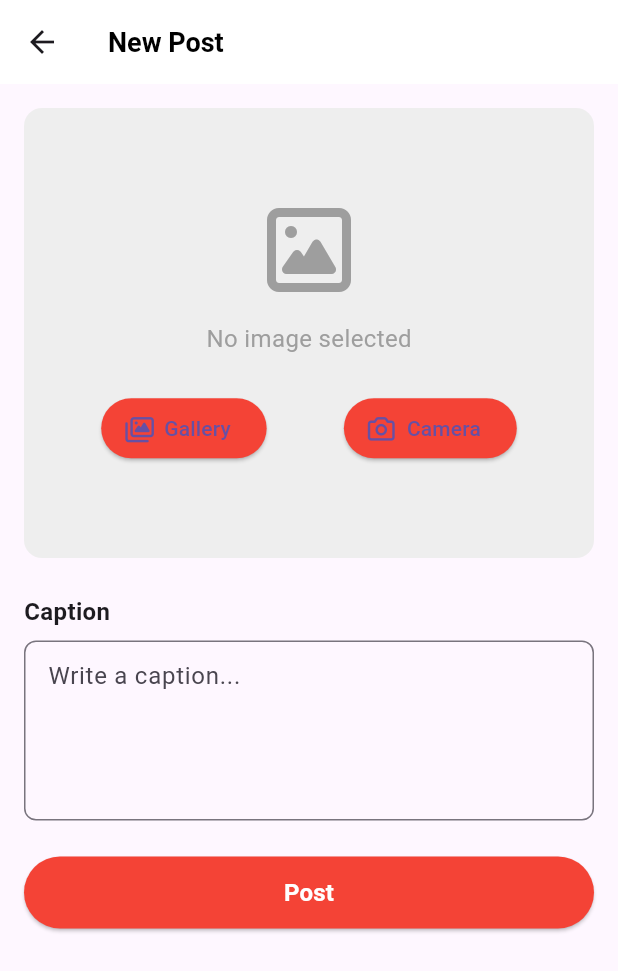
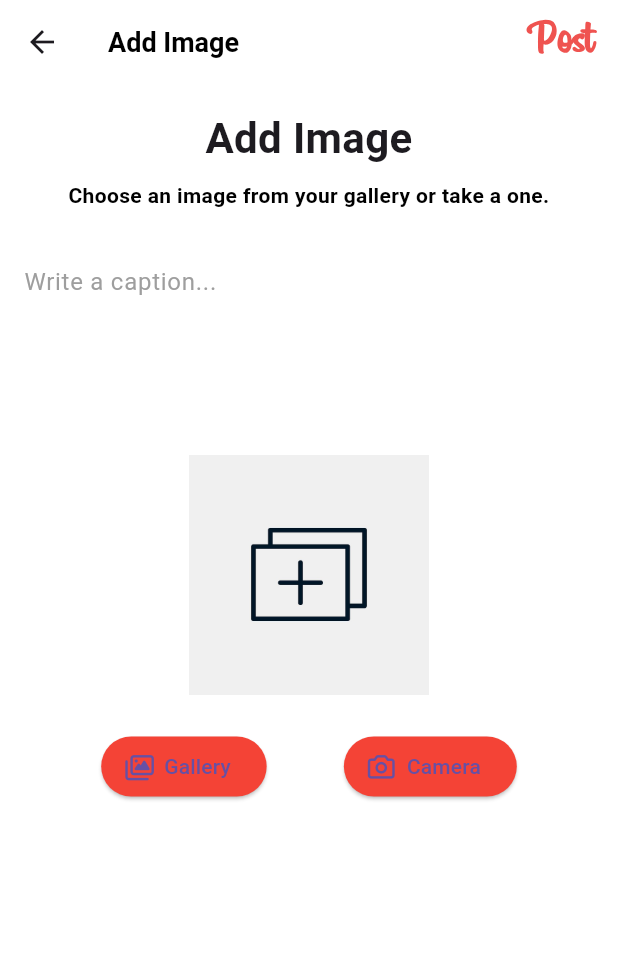
Before and after one commit to vlldnt/holbertonschool-holbegram, a Flutter app: the AddImage screen opened directly, on a phone screen of 412 x 824 dp. Shown: the top 971 px of the screen. Run offline on Flutter 3.47's test engine with Material 3 defaults, Android fonts, the phone set to English and light mode, and no system bars; our stand-ins replace bottom_navy_bar, cloud_firestore, firebase_auth, firebase_core, firebase_database, flutter_svg and 2 more; accounts and stored records are empty.

Commit message:
feat: add add image page

```diff
--- a/holbegram/lib/screens/pages/add_image.dart
+++ b/holbegram/lib/screens/pages/add_image.dart
@@ -106,28 +106,81 @@ class _AddImageState extends State<AddImage> {
   @override
   Widget build(BuildContext context) {
     return Scaffold(
+      backgroundColor: Colors.white,
       appBar: AppBar(
         backgroundColor: Colors.white,
         elevation: 0,
         title: const Text(
-          'New Post',
+          'Add Image',
           style: TextStyle(
             color: Colors.black,
             fontWeight: FontWeight.bold,
             fontSize: 18,
           ),
         ),
+        actions: [
+          Padding(
+            padding: const EdgeInsets.only(right: 16.0),
+            child: GestureDetector(
+              onTap: _isLoading ? null : uploadPost,
+              child: Align(
+                alignment: Alignment.center,
+                child: Text(
+                  'Post',
+                  style: TextStyle(
+                    color: Colors.red[400],
+                    fontWeight: FontWeight.bold,
+                    fontSize: 30,
+                    fontFamily: 'Billabong',
+                    height: 1.0,
+                  ),
+                ),
+              ),
+            ),
+          ),
+        ],
       ),
       body: SingleChildScrollView(
         child: Padding(
           padding: const EdgeInsets.all(16.0),
           child: Column(
-            crossAxisAlignment: CrossAxisAlignment.start,
+            crossAxisAlignment: CrossAxisAlignment.center,
             children: [
+              const Text(
+                'Add Image',
+                style: TextStyle(
+                  fontSize: 28,
+                  fontWeight: FontWeight.bold,
+                ),
+                textAlign: TextAlign.center,
+              ),
+              const SizedBox(height: 8),
+              const Text(
+                'Choose an image from your gallery or take a one.',
+                style: TextStyle(
+                  fontSize: 14,
+                  color: Colors.black,
+                  fontWeight: FontWeight(600),
+                ),
+                textAlign: TextAlign.center,
+              ),
+              const SizedBox(height: 24),
+              TextField(
+                controller: _captionController,
+                maxLines: 1,
+                decoration: InputDecoration(
+                  hintText: 'Write a caption...',
+                  hintStyle: const TextStyle(color: Colors.grey, fontSize: 16),
+                  border: InputBorder.none,
+                  contentPadding: const EdgeInsets.all(0),
+                ),
+                textAlign: TextAlign.start,
+              ),
+              const SizedBox(height: 32),
               if (_image != null) ...[
                 Container(
                   width: double.infinity,
-                  height: 300,
+                  height: 350,
                   decoration: BoxDecoration(
                     borderRadius: BorderRadius.circular(12),
                   ),
@@ -137,7 +190,7 @@ class _AddImageState extends State<AddImage> {
                     fit: BoxFit.cover,
                   ),
                 ),
-                const SizedBox(height: 16),
+                const SizedBox(height: 20),
                 Row(
                   mainAxisAlignment: MainAxisAlignment.spaceEvenly,
                   children: [
@@ -162,25 +215,20 @@ class _AddImageState extends State<AddImage> {
               ] else ...[
                 Container(
                   width: double.infinity,
-                  height: 300,
+                  height: 350,
                   decoration: BoxDecoration(
                     borderRadius: BorderRadius.circular(12),
-                    color: Colors.grey[200],
+                    color: Colors.white,
                   ),
                   child: Column(
                     mainAxisAlignment: MainAxisAlignment.center,
                     children: [
-                      const Icon(
-                        FontAwesomeIcons.image,
-                        size: 64,
-                        color: Colors.grey,
-                      ),
-                      const SizedBox(height: 16),
-                      const Text(
-                        'No image selected',
-                        style: TextStyle(
-                          fontSize: 16,
-                          color: Colors.grey,
+                      GestureDetector(
+                        onTap: selectImageFromGallery,
+                        child: Image.asset(
+                          'assets/images/addimage.png',
+                          width: 160,
+                          height: 160,
                         ),
                       ),
                       const SizedBox(height: 24),
@@ -209,57 +257,6 @@ class _AddImageState extends State<AddImage> {
                   ),
                 ),
               ],
-              const SizedBox(height: 24),
-              const Text(
-                'Caption',
-                style: TextStyle(
-                  fontWeight: FontWeight.bold,
-                  fontSize: 16,
-                ),
-              ),
-              const SizedBox(height: 8),
-              TextField(
-                controller: _captionController,
-                maxLines: 4,
-                decoration: InputDecoration(
-                  hintText: 'Write a caption...',
-                  border: OutlineInputBorder(
-                    borderRadius: BorderRadius.circular(8),
-                  ),
-                  contentPadding: const EdgeInsets.all(12),
-                ),
-              ),
-              const SizedBox(height: 24),
-              SizedBox(
-                width: double.infinity,
-                height: 48,
-                child: ElevatedButton(
-                  onPressed: _isLoading ? null : uploadPost,
-                  style: ElevatedButton.styleFrom(
-                    backgroundColor: Colors.red,
-                    disabledBackgroundColor: Colors.grey,
-                  ),
-                  child: _isLoading
-                      ? const SizedBox(
-                          height: 24,
-                          width: 24,
-                          child: CircularProgressIndicator(
-                            strokeWidth: 2,
-                            valueColor: AlwaysStoppedAnimation<Color>(
-                              Colors.white,
-                            ),
-                          ),
-                        )
-                      : const Text(
-                          'Post',
-                          style: TextStyle(
-                            fontSize: 16,
-                            fontWeight: FontWeight.bold,
-                            color: Colors.white,
-                          ),
-                        ),
-                ),
-              ),
             ],
           ),
         ),
--- a/holbegram/lib/widgets/bottom_nav.dart
+++ b/holbegram/lib/widgets/bottom_nav.dart
@@ -34,11 +34,7 @@ class _BottomNavState extends State<BottomNav> {
     setState(() {
       _currentIndex = index;
     });
-    _pageController.animateToPage(
-      index,
-      duration: const Duration(milliseconds: 300),
-      curve: Curves.easeInBack,
-    );
+    _pageController.jumpToPage(index);
   }
 
   @override
```
Also changed, not shown: holbegram/assets/images/addimage.png (added).
